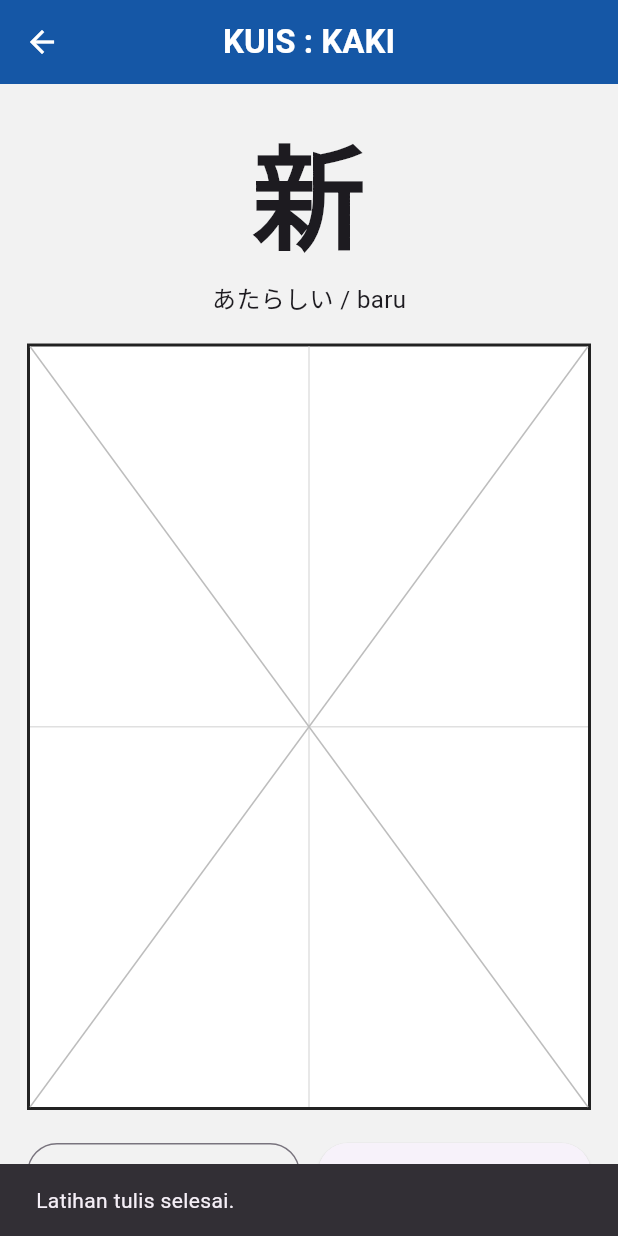
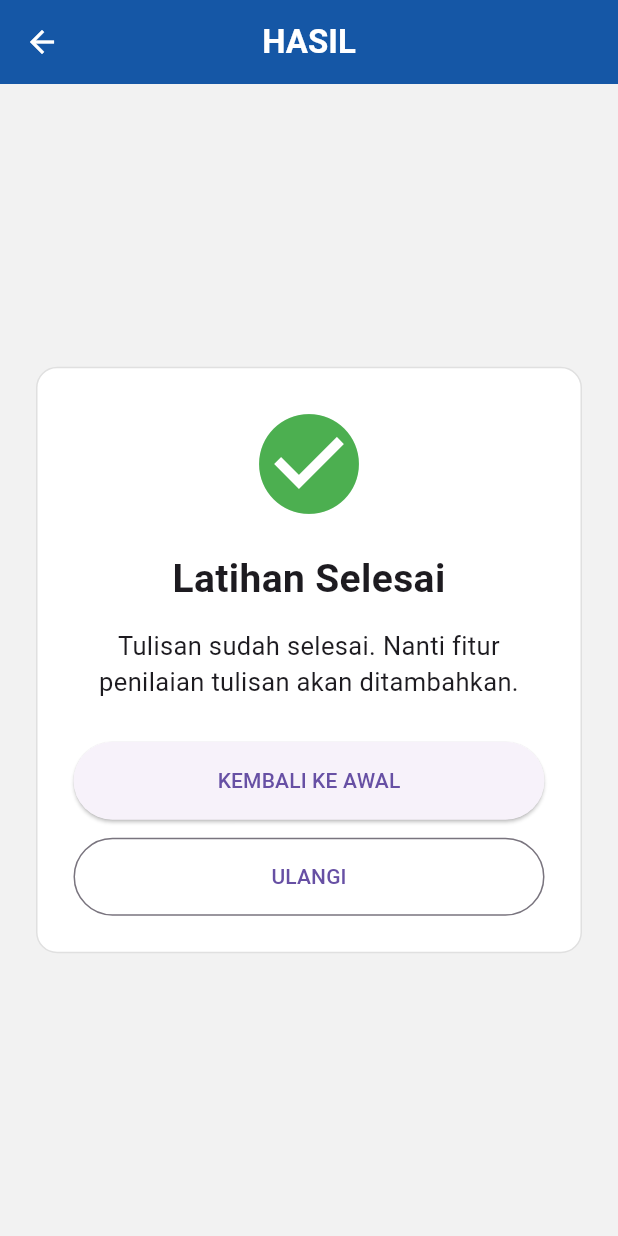
Before and after one commit to regiwijaya/kakeyo-student-app, a Flutter app: the QuizKakiScreen screen opened directly with sample values from the repository, after a tap on "SELESAI", on a phone screen of 412 x 824 dp. Run offline on Flutter 3.47's test engine with Material 3 defaults, Android fonts, the phone set to English and light mode, and no system bars; drawn by our look-alikes of signature.

Commit message:
Add result screen for writing practice

```diff
--- a/lib/screens/quiz_kaki_screen.dart
+++ b/lib/screens/quiz_kaki_screen.dart
@@ -3,6 +3,8 @@ import 'package:signature/signature.dart';
 
 import '../models/kanji.dart';
 import '../theme/app_colors.dart';
+
+import 'result_screen.dart';
 
 class QuizKakiScreen extends StatefulWidget {
   final Kanji kanji;
@@ -33,12 +35,17 @@ class _QuizKakiScreenState extends State<QuizKakiScreen> {
   }
 
   void finishWriting() {
-    ScaffoldMessenger.of(context).showSnackBar(
-      const SnackBar(
-        content: Text('Latihan tulis selesai.'),
+  Navigator.push(
+    context,
+    MaterialPageRoute(
+      builder: (context) => const ResultScreen(
+        title: 'Latihan Selesai',
+        message: 'Tulisan sudah selesai. Nanti fitur penilaian tulisan akan ditambahkan.',
+        isSuccess: true,
       ),
-    );
-  }
+    ),
+  );
+}
 
   @override
   Widget build(BuildContext context) {
--- /dev/null
+++ b/lib/screens/result_screen.dart
@@ -0,0 +1,92 @@
+import 'package:flutter/material.dart';
+import '../theme/app_colors.dart';
+
+class ResultScreen extends StatelessWidget {
+  final String title;
+  final String message;
+  final bool isSuccess;
+
+  const ResultScreen({
+    super.key,
+    required this.title,
+    required this.message,
+    required this.isSuccess,
+  });
+
+  @override
+  Widget build(BuildContext context) {
+    return Scaffold(
+      backgroundColor: AppColors.background,
+      appBar: AppBar(
+        backgroundColor: AppColors.primaryBlue,
+        title: const Text(
+          'HASIL',
+          style: TextStyle(color: Colors.white, fontWeight: FontWeight.bold),
+        ),
+        centerTitle: true,
+        iconTheme: const IconThemeData(color: Colors.white),
+      ),
+      body: Center(
+        child: Padding(
+          padding: const EdgeInsets.all(24),
+          child: Container(
+            width: double.infinity,
+            padding: const EdgeInsets.all(24),
+            decoration: BoxDecoration(
+              color: Colors.white,
+              borderRadius: BorderRadius.circular(14),
+              border: Border.all(color: Colors.grey.shade300),
+            ),
+            child: Column(
+              mainAxisSize: MainAxisSize.min,
+              children: [
+                Icon(
+                  isSuccess ? Icons.check_circle : Icons.info,
+                  size: 80,
+                  color: isSuccess ? Colors.green : Colors.orange,
+                ),
+                const SizedBox(height: 18),
+                Text(
+                  title,
+                  textAlign: TextAlign.center,
+                  style: const TextStyle(
+                    fontSize: 26,
+                    fontWeight: FontWeight.bold,
+                  ),
+                ),
+                const SizedBox(height: 14),
+                Text(
+                  message,
+                  textAlign: TextAlign.center,
+                  style: const TextStyle(fontSize: 17),
+                ),
+                const SizedBox(height: 28),
+                SizedBox(
+                  width: double.infinity,
+                  height: 52,
+                  child: ElevatedButton(
+                    onPressed: () {
+                      Navigator.popUntil(context, (route) => route.isFirst);
+                    },
+                    child: const Text('KEMBALI KE AWAL'),
+                  ),
+                ),
+                const SizedBox(height: 12),
+                SizedBox(
+                  width: double.infinity,
+                  height: 52,
+                  child: OutlinedButton(
+                    onPressed: () {
+                      Navigator.pop(context);
+                    },
+                    child: const Text('ULANGI'),
+                  ),
+                ),
+              ],
+            ),
+          ),
+        ),
+      ),
+    );
+  }
+}
```
